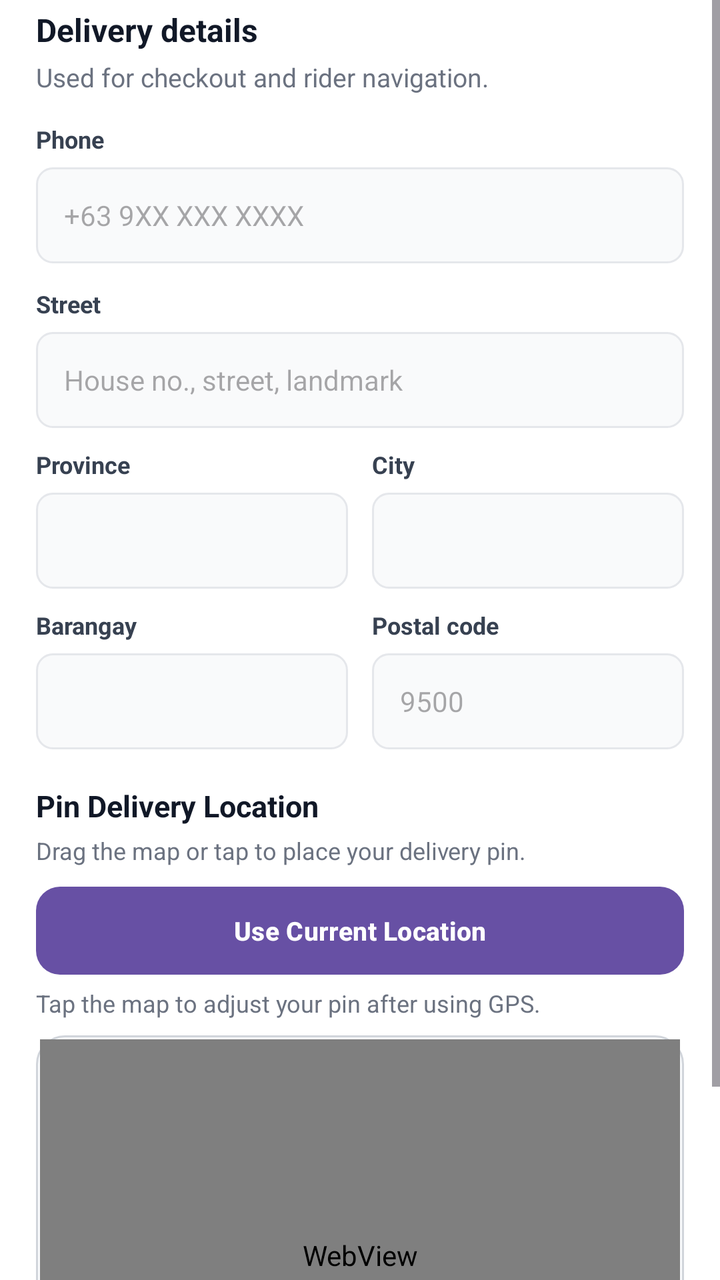
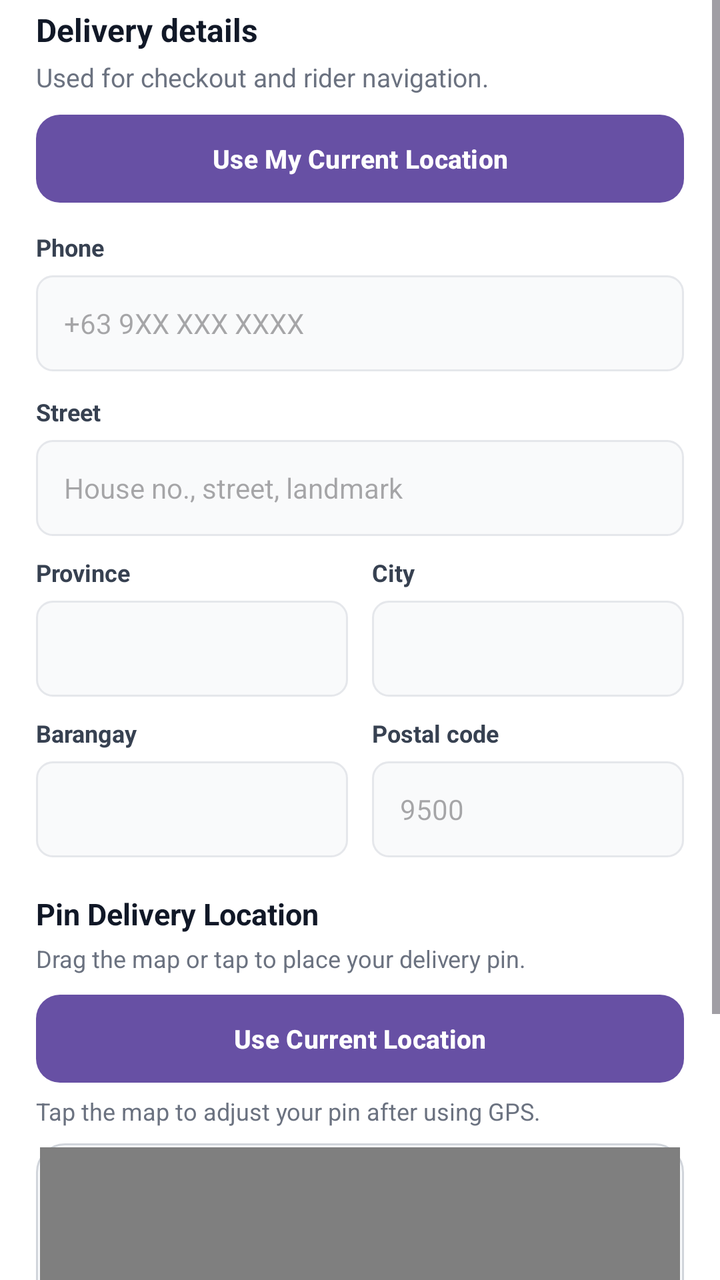

Two renders of the same Android screen: before a commit and after it. Below are the layout's source before the change and the commit's diff.
<!-- AndroidManifest.xml: application theme Theme.VapeShop -->
<!-- res/layout/dialog_edit_address.xml -->
<?xml version="1.0" encoding="utf-8"?>
<ScrollView xmlns:android="http://schemas.android.com/apk/res/android"
    android:id="@+id/edit_address_scroll"
    android:layout_width="match_parent"
    android:layout_height="match_parent"
    android:fillViewport="true"
    android:overScrollMode="never"
    android:scrollbars="vertical">

    <LinearLayout
        android:layout_width="match_parent"
        android:layout_height="wrap_content"
        android:background="#FFFFFF"
        android:orientation="vertical"
        android:paddingHorizontal="18dp"
        android:paddingTop="4dp"
        android:paddingBottom="16dp">

        <TextView
            android:layout_width="match_parent"
            android:layout_height="wrap_content"
            android:text="Delivery details"
            android:textColor="#111827"
            android:textSize="16sp"
            android:textStyle="bold" />

        <TextView
            android:layout_width="match_parent"
            android:layout_height="wrap_content"
            android:layout_marginTop="4dp"
            android:text="Used for checkout and rider navigation."
            android:textColor="#6B7280"
            android:textSize="13sp" />

        <TextView
            android:layout_width="match_parent"
            android:layout_height="wrap_content"
            android:layout_marginTop="14dp"
            android:text="Phone"
            android:textColor="#374151"
            android:textSize="12sp"
            android:textStyle="bold" />

        <EditText
            android:id="@+id/edit_address_phone"
            android:layout_width="match_parent"
            android:layout_height="48dp"
            android:layout_marginTop="6dp"
            android:background="@drawable/bg_checkout_input"
            android:hint="+63 9XX XXX XXXX"
            android:inputType="phone"
            android:paddingHorizontal="14dp"
            android:textColor="#111827"
            android:textSize="14sp" />

        <TextView
            android:layout_width="match_parent"
            android:layout_height="wrap_content"
            android:layout_marginTop="12dp"
            android:text="Street"
            android:textColor="#374151"
            android:textSize="12sp"
            android:textStyle="bold" />

        <EditText
            android:id="@+id/edit_address_street"
            android:layout_width="match_parent"
            android:layout_height="48dp"
            android:layout_marginTop="6dp"
            android:background="@drawable/bg_checkout_input"
            android:hint="House no., street, landmark"
            android:inputType="textPostalAddress"
            android:paddingHorizontal="14dp"
            android:textColor="#111827"
            android:textSize="14sp" />

        <LinearLayout
            android:layout_width="match_parent"
            android:layout_height="wrap_content"
            android:layout_marginTop="10dp"
            android:orientation="horizontal">

            <LinearLayout
                android:layout_width="0dp"
                android:layout_height="wrap_content"
                android:layout_marginEnd="6dp"
                android:layout_weight="1"
                android:orientation="vertical">

                <TextView
                    android:layout_width="match_parent"
                    android:layout_height="wrap_content"
                    android:text="Province"
                    android:textColor="#374151"
                    android:textSize="12sp"
                    android:textStyle="bold" />

                <Spinner
                    android:id="@+id/edit_address_province"
                    android:layout_width="match_parent"
                    android:layout_height="48dp"
                    android:layout_marginTop="6dp"
                    android:background="@drawable/bg_checkout_input"
                    android:paddingHorizontal="8dp" />
            </LinearLayout>

            <LinearLayout
                android:layout_width="0dp"
                android:layout_height="wrap_content"
                android:layout_marginStart="6dp"
                android:layout_weight="1"
                android:orientation="vertical">

                <TextView
                    android:layout_width="match_parent"
                    android:layout_height="wrap_content"
                    android:text="City"
                    android:textColor="#374151"
                    android:textSize="12sp"
                    android:textStyle="bold" />

                <Spinner
                    android:id="@+id/edit_address_city"
                    android:layout_width="match_parent"
                    android:layout_height="48dp"
                    android:layout_marginTop="6dp"
                    android:background="@drawable/bg_checkout_input"
                    android:paddingHorizontal="8dp" />
            </LinearLayout>
        </LinearLayout>

        <LinearLayout
            android:layout_width="match_parent"
            android:layout_height="wrap_content"
            android:layout_marginTop="10dp"
            android:orientation="horizontal">

            <LinearLayout
                android:layout_width="0dp"
                android:layout_height="wrap_content"
                android:layout_marginEnd="6dp"
                android:layout_weight="1"
                android:orientation="vertical">

                <TextView
                    android:layout_width="match_parent"
                    android:layout_height="wrap_content"
                    android:text="Barangay"
                    android:textColor="#374151"
                    android:textSize="12sp"
                    android:textStyle="bold" />

                <Spinner
                    android:id="@+id/edit_address_barangay"
                    android:layout_width="match_parent"
                    android:layout_height="48dp"
                    android:layout_marginTop="6dp"
                    android:background="@drawable/bg_checkout_input"
                    android:paddingHorizontal="8dp" />
            </LinearLayout>

            <LinearLayout
                android:layout_width="0dp"
                android:layout_height="wrap_content"
                android:layout_marginStart="6dp"
                android:layout_weight="1"
                android:orientation="vertical">

                <TextView
                    android:layout_width="match_parent"
                    android:layout_height="wrap_content"
                    android:text="Postal code"
                    android:textColor="#374151"
                    android:textSize="12sp"
                    android:textStyle="bold" />

                <EditText
                    android:id="@+id/edit_address_postal"
                    android:layout_width="match_parent"
                    android:layout_height="48dp"
                    android:layout_marginTop="6dp"
                    android:background="@drawable/bg_checkout_input"
                    android:hint="9500"
                    android:inputType="number"
                    android:paddingHorizontal="14dp"
                    android:textColor="#111827"
                    android:textSize="14sp" />
            </LinearLayout>
        </LinearLayout>

        <TextView
            android:layout_width="match_parent"
            android:layout_height="wrap_content"
            android:layout_marginTop="18dp"
            android:text="Pin Delivery Location"
            android:textColor="#111827"
            android:textSize="15sp"
            android:textStyle="bold" />

        <TextView
            android:layout_width="match_parent"
            android:layout_height="wrap_content"
            android:layout_marginTop="4dp"
            android:text="Drag the map or tap to place your delivery pin."
            android:textColor="#6B7280"
            android:textSize="12sp" />

        <Button
            android:id="@+id/btn_edit_address_location"
            android:layout_width="match_parent"
            android:layout_height="44dp"
            android:layout_marginTop="10dp"
            android:background="@drawable/bg_edit_address_primary_btn"
            android:text="Use Current Location"
            android:textAllCaps="false"
            android:textColor="#FFFFFF"
            android:textSize="13sp"
            android:textStyle="bold" />

        <TextView
            android:id="@+id/edit_address_map_status"
            android:layout_width="match_parent"
            android:layout_height="wrap_content"
            android:layout_marginTop="6dp"
            android:text="Tap the map to adjust your pin after using GPS."
            android:textColor="#6B7280"
            android:textSize="12sp" />

        <FrameLayout
            android:layout_width="match_parent"
            android:layout_height="220dp"
            android:layout_marginTop="8dp"
            android:background="@drawable/bg_edit_address_map_card"
            android:padding="2dp">

            <WebView
                android:id="@+id/edit_address_map_webview"
                android:layout_width="match_parent"
                android:layout_height="match_parent" />
        </FrameLayout>

        <TextView
            android:id="@+id/edit_address_error"
            android:layout_width="match_parent"
            android:layout_height="wrap_content"
            android:layout_marginTop="8dp"
            android:textColor="#DC2626"
            android:textSize="13sp"
            android:visibility="gone" />

    </LinearLayout>
</ScrollView>
<!-- resources referenced by this layout -->
<resources>
  <!-- drawable bg_checkout_input (drawable) -->
  <?xml version="1.0" encoding="utf-8"?>
  <shape xmlns:android="http://schemas.android.com/apk/res/android">
      <solid android:color="#F9FAFB" />
      <corners android:radius="8dp" />
      <stroke
          android:width="1dp"
          android:color="#E5E7EB" />
  </shape>
  <!-- drawable bg_edit_address_map_card (drawable) -->
  <?xml version="1.0" encoding="utf-8"?>
  <shape xmlns:android="http://schemas.android.com/apk/res/android">
      <solid android:color="#F8FAFC" />
      <corners android:radius="14dp" />
      <stroke
          android:width="1dp"
          android:color="#D1D5DB" />
  </shape>
  <!-- drawable bg_edit_address_primary_btn (drawable) -->
  <?xml version="1.0" encoding="utf-8"?>
  <shape xmlns:android="http://schemas.android.com/apk/res/android">
      <solid android:color="#22C06A" />
      <corners android:radius="12dp" />
  </shape>
  <style name="Theme.VapeShop" parent="Base.Theme.VapeShop" />
  <style name="Base.Theme.VapeShop" parent="Theme.Material3.DayNight.NoActionBar">
          
          
      </style>
</resources>

<!-- the commit's change to res/layout/dialog_edit_address.xml (unified diff, before → after) -->
@@ -32,6 +32,18 @@
             android:textColor="#6B7280"
             android:textSize="13sp" />
 
+        <Button
+            android:id="@+id/btn_edit_address_use_location"
+            android:layout_width="match_parent"
+            android:layout_height="44dp"
+            android:layout_marginTop="10dp"
+            android:background="@drawable/bg_edit_address_primary_btn"
+            android:text="Use My Current Location"
+            android:textAllCaps="false"
+            android:textColor="#FFFFFF"
+            android:textSize="13sp"
+            android:textStyle="bold" />
+
         <TextView
             android:layout_width="match_parent"
             android:layout_height="wrap_content"
